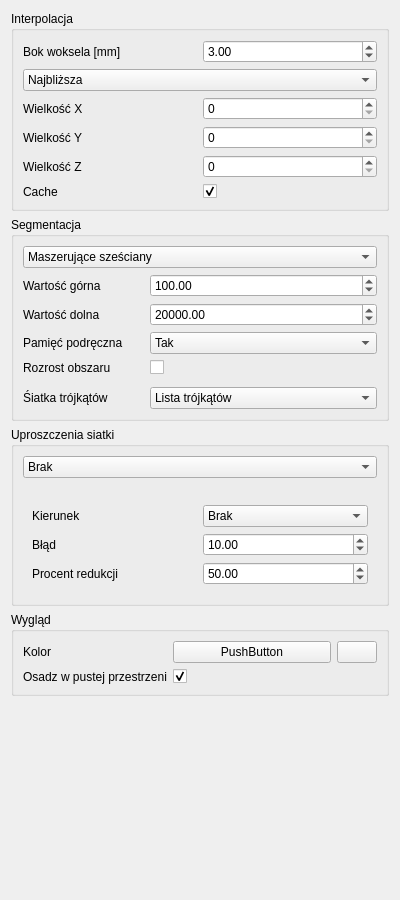
The window that src/SokarUi/SegmentationPipelineEditor.ui (jedrzejowski/sokar-app) describes before a commit, drawn with Qt 5.
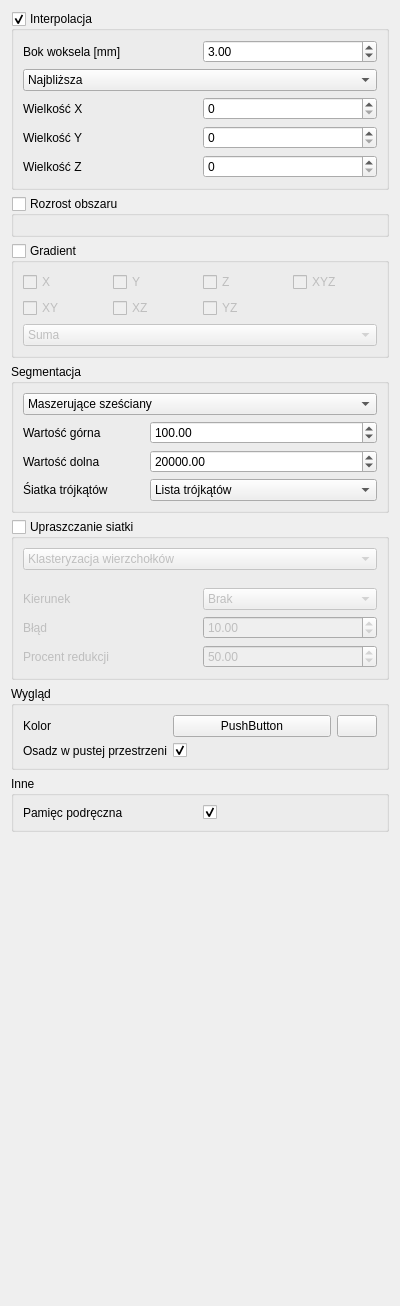
The same window after the commit. Icons and pictures are not drawn. Custom widgets are drawn as their Qt base class.

Diff of the .ui file:
```diff
--- a/src/SokarUi/SegmentationPipelineEditor.ui
+++ b/src/SokarUi/SegmentationPipelineEditor.ui
@@ -7,7 +7,7 @@
     <x>0</x>
     <y>0</y>
     <width>400</width>
-    <height>900</height>
+    <height>1306</height>
    </rect>
   </property>
   <property name="minimumSize">
@@ -21,45 +21,14 @@
   </property>
   <layout class="QVBoxLayout" name="verticalLayout">
    <item>
-    <widget class="QGroupBox" name="groupBox_2">
+    <widget class="QGroupBox" name="interpolationBox">
      <property name="title">
       <string>Interpolacja</string>
      </property>
+     <property name="checkable">
+      <bool>true</bool>
+     </property>
      <layout class="QGridLayout" name="gridLayout_4">
-      <item row="0" column="0">
-       <widget class="QLabel" name="label_10">
-        <property name="text">
-         <string>Bok woksela [mm]</string>
-        </property>
-       </widget>
-      </item>
-      <item row="3" column="0">
-       <widget class="QLabel" name="label_5">
-        <property name="text">
-         <string>Wielkość Y</string>
-        </property>
-       </widget>
-      </item>
-      <item row="2" column="0">
-       <widget class="QLabel" name="label_4">
-        <property name="text">
-         <string>Wielkość X</string>
-        </property>
-       </widget>
-      </item>
-      <item row="2" column="1">
-       <widget class="QtUi::SpinBox" name="interpolationSizeX"/>
-      </item>
-      <item row="3" column="1">
-       <widget class="QtUi::SpinBox" name="interpolationSizeY"/>
-      </item>
-      <item row="0" column="1">
-       <widget class="QtUi::DoubleSpinBox" name="interpolationWokselSize">
-        <property name="value">
-         <double>3.000000000000000</double>
-        </property>
-       </widget>
-      </item>
       <item row="1" column="0" colspan="2">
        <widget class="QtUi::ComboBox" name="interpolationCombo">
         <property name="currentIndex">
@@ -97,9 +66,36 @@
         </item>
        </widget>
       </item>
+      <item row="3" column="0">
+       <widget class="QLabel" name="label_5">
+        <property name="text">
+         <string>Wielkość Y</string>
+        </property>
+       </widget>
+      </item>
+      <item row="2" column="0">
+       <widget class="QLabel" name="label_4">
+        <property name="text">
+         <string>Wielkość X</string>
+        </property>
+       </widget>
+      </item>
+      <item row="2" column="1">
+       <widget class="QtUi::SpinBox" name="interpolationSizeX"/>
+      </item>
       <item row="4" column="1">
        <widget class="QtUi::SpinBox" name="interpolationSizeZ"/>
       </item>
+      <item row="0" column="0">
+       <widget class="QLabel" name="label_10">
+        <property name="text">
+         <string>Bok woksela [mm]</string>
+        </property>
+       </widget>
+      </item>
+      <item row="3" column="1">
+       <widget class="QtUi::SpinBox" name="interpolationSizeY"/>
+      </item>
       <item row="4" column="0">
        <widget class="QLabel" name="label_6">
         <property name="text">
@@ -107,20 +103,121 @@
         </property>
        </widget>
       </item>
-      <item row="5" column="1">
-       <widget class="QCheckBox" name="cacheInterpolation">
+      <item row="0" column="1">
+       <widget class="QtUi::DoubleSpinBox" name="interpolationWokselSize">
+        <property name="value">
+         <double>3.000000000000000</double>
+        </property>
+       </widget>
+      </item>
+     </layout>
+    </widget>
+   </item>
+   <item>
+    <widget class="QGroupBox" name="regionGrowthBox">
+     <property name="title">
+      <string>Rozrost obszaru</string>
+     </property>
+     <property name="checkable">
+      <bool>true</bool>
+     </property>
+     <property name="checked">
+      <bool>false</bool>
+     </property>
+     <layout class="QGridLayout" name="gridLayout_6">
+      <item row="0" column="0" colspan="2">
+       <widget class="QtUi::Vec3Input" name="regionGrowthVec" native="true"/>
+      </item>
+     </layout>
+    </widget>
+   </item>
+   <item>
+    <widget class="QGroupBox" name="gradientBox">
+     <property name="title">
+      <string>Gradient</string>
+     </property>
+     <property name="checkable">
+      <bool>true</bool>
+     </property>
+     <property name="checked">
+      <bool>false</bool>
+     </property>
+     <layout class="QGridLayout" name="gridLayout_7">
+      <item row="2" column="0" colspan="4">
+       <widget class="QtUi::ComboBox" name="gradientMergeCombo">
+        <item>
+         <property name="text">
+          <string>Suma</string>
+         </property>
+        </item>
+        <item>
+         <property name="text">
+          <string>Najwyższa</string>
+         </property>
+        </item>
+        <item>
+         <property name="text">
+          <string>Średnia</string>
+         </property>
+        </item>
+        <item>
+         <property name="text">
+          <string>Średnia kwadratowa</string>
+         </property>
+        </item>
+        <item>
+         <property name="text">
+          <string>Mediana</string>
+         </property>
+        </item>
+       </widget>
+      </item>
+      <item row="0" column="0">
+       <widget class="QCheckBox" name="gradientCheckX">
         <property name="text">
-         <string notr="true"/>
+         <string>X</string>
         </property>
-        <property name="checked">
-         <bool>true</bool>
+       </widget>
+      </item>
+      <item row="0" column="1">
+       <widget class="QCheckBox" name="gradientCheckY">
+        <property name="text">
+         <string>Y</string>
         </property>
        </widget>
       </item>
-      <item row="5" column="0">
-       <widget class="QLabel" name="label_8">
+      <item row="0" column="2">
+       <widget class="QCheckBox" name="gradientCheckZ">
         <property name="text">
-         <string>Cache</string>
+         <string>Z</string>
+        </property>
+       </widget>
+      </item>
+      <item row="0" column="3">
+       <widget class="QCheckBox" name="gradientCheckXYZ">
+        <property name="text">
+         <string>XYZ</string>
+        </property>
+       </widget>
+      </item>
+      <item row="1" column="0">
+       <widget class="QCheckBox" name="gradientCheckXY">
+        <property name="text">
+         <string>XY</string>
+        </property>
+       </widget>
+      </item>
+      <item row="1" column="1">
+       <widget class="QCheckBox" name="gradientCheckXZ">
+        <property name="text">
+         <string>XZ</string>
+        </property>
+       </widget>
+      </item>
+      <item row="1" column="2">
+       <widget class="QCheckBox" name="gradientCheckYZ">
+        <property name="text">
+         <string>YZ</string>
         </property>
        </widget>
       </item>
@@ -133,11 +230,36 @@
       <string>Segmentacja</string>
      </property>
      <layout class="QGridLayout" name="gridLayout">
-      <item row="3" column="0">
-       <widget class="QLabel" name="label_3">
-        <property name="text">
-         <string>Wartość dolna</string>
+      <item row="3" column="1">
+       <widget class="QtUi::DoubleSpinBox" name="segmentationTresholdDown">
+        <property name="minimum">
+         <double>-65536.000000000000000</double>
         </property>
+        <property name="maximum">
+         <double>65536.000000000000000</double>
+        </property>
+        <property name="value">
+         <double>20000.000000000000000</double>
+        </property>
+       </widget>
+      </item>
+      <item row="5" column="1">
+       <widget class="QtUi::ComboBox" name="meshTypeCombo">
+        <item>
+         <property name="text">
+          <string>Lista trójkątów</string>
+         </property>
+        </item>
+        <item>
+         <property name="text">
+          <string>Indeksowana</string>
+         </property>
+        </item>
+        <item>
+         <property name="text">
+          <string>Indkesowana z podziałem obszarów</string>
+         </property>
+        </item>
        </widget>
       </item>
       <item row="1" column="1">
@@ -170,47 +292,6 @@
         </item>
        </widget>
       </item>
-      <item row="4" column="0">
-       <widget class="QLabel" name="label">
-        <property name="text">
-         <string>Pamięć podręczna</string>
-        </property>
-       </widget>
-      </item>
-      <item row="5" column="0">
-       <widget class="QLabel" name="label_12">
-        <property name="text">
-         <string>Rozrost obszaru</string>
-        </property>
-       </widget>
-      </item>
-      <item row="3" column="1">
-       <widget class="QtUi::DoubleSpinBox" name="segmentationTresholdDown">
-        <property name="minimum">
-         <double>-65536.000000000000000</double>
-        </property>
-        <property name="maximum">
-         <double>65536.000000000000000</double>
-        </property>
-        <property name="value">
-         <double>20000.000000000000000</double>
-        </property>
-       </widget>
-      </item>
-      <item row="7" column="0">
-       <widget class="QLabel" name="label_13">
-        <property name="text">
-         <string>Śiatka trójkątów</string>
-        </property>
-       </widget>
-      </item>
-      <item row="5" column="1">
-       <widget class="QCheckBox" name="regionGrowthCheck">
-        <property name="text">
-         <string notr="true"/>
-        </property>
-       </widget>
-      </item>
       <item row="1" column="0">
        <widget class="QLabel" name="label_2">
         <property name="text">
@@ -218,58 +299,37 @@
         </property>
        </widget>
       </item>
-      <item row="4" column="1">
-       <widget class="QtUi::ComboBox" name="useCache">
-        <item>
-         <property name="text">
-          <string>Tak</string>
-         </property>
-        </item>
-        <item>
-         <property name="text">
-          <string>Nie</string>
-         </property>
-        </item>
+      <item row="3" column="0">
+       <widget class="QLabel" name="label_3">
+        <property name="text">
+         <string>Wartość dolna</string>
+        </property>
        </widget>
       </item>
-      <item row="7" column="1">
-       <widget class="QtUi::ComboBox" name="meshTypeCombo">
-        <item>
-         <property name="text">
-          <string>Lista trójkątów</string>
-         </property>
-        </item>
-        <item>
-         <property name="text">
-          <string>Indeksowana</string>
-         </property>
-        </item>
-        <item>
-         <property name="text">
-          <string>Indkesowana z podziałem obszarów</string>
-         </property>
-        </item>
+      <item row="5" column="0">
+       <widget class="QLabel" name="label_13">
+        <property name="text">
+         <string>Śiatka trójkątów</string>
+        </property>
        </widget>
       </item>
-      <item row="6" column="0" colspan="2">
-       <widget class="QtUi::Vec3Input" name="regionGrowthVec" native="true"/>
-      </item>
      </layout>
     </widget>
    </item>
    <item>
-    <widget class="QGroupBox" name="groupBox_4">
+    <widget class="QGroupBox" name="simplificationBox">
      <property name="title">
-      <string>Uproszczenia siatki</string>
+      <string>Upraszczanie siatki</string>
+     </property>
+     <property name="checkable">
+      <bool>true</bool>
+     </property>
+     <property name="checked">
+      <bool>false</bool>
      </property>
      <layout class="QVBoxLayout" name="verticalLayout_5">
       <item>
        <widget class="QtUi::ComboBox" name="simplificationAlgorithm">
-        <item>
-         <property name="text">
-          <string>Brak</string>
-         </property>
-        </item>
         <item>
          <property name="text">
           <string>Klasteryzacja wierzchołków</string>
@@ -314,6 +374,18 @@
       <item>
        <widget class="QWidget" name="edgeCollapse" native="true">
         <layout class="QGridLayout">
+         <property name="leftMargin">
+          <number>0</number>
+         </property>
+         <property name="topMargin">
+          <number>0</number>
+         </property>
+         <property name="rightMargin">
+          <number>0</number>
+         </property>
+         <property name="bottomMargin">
+          <number>0</number>
+         </property>
          <item row="1" column="1">
           <widget class="QtUi::ComboBox" name="edgeCollapseDirection">
            <item>
@@ -432,6 +504,32 @@
      </layout>
     </widget>
    </item>
+   <item>
+    <widget class="QGroupBox" name="groupBox_5">
+     <property name="title">
+      <string>Inne</string>
+     </property>
+     <layout class="QGridLayout" name="gridLayout_5">
+      <item row="0" column="0">
+       <widget class="QLabel" name="label_8">
+        <property name="text">
+         <string>Pamięc podręczna</string>
+        </property>
+       </widget>
+      </item>
+      <item row="0" column="1">
+       <widget class="QCheckBox" name="cacheInterpolation">
+        <property name="text">
+         <string notr="true"/>
+        </property>
+        <property name="checked">
+         <bool>true</bool>
+        </property>
+       </widget>
+      </item>
+     </layout>
+    </widget>
+   </item>
    <item>
     <spacer name="verticalSpacer">
      <property name="orientation">
@@ -448,18 +546,18 @@
   </layout>
  </widget>
  <customwidgets>
-  <customwidget>
-   <class>QtUi::Vec3Input</class>
-   <extends>QWidget</extends>
-   <header>QtUi/Vec3Input.hpp</header>
-   <container>1</container>
-  </customwidget>
   <customwidget>
    <class>QtUi::DoubleSpinBox</class>
    <extends>QDoubleSpinBox</extends>
    <header>QtUi/DoubleSpinBox.hpp</header>
    <container>1</container>
   </customwidget>
+  <customwidget>
+   <class>QtUi::Vec3Input</class>
+   <extends>QWidget</extends>
+   <header>QtUi/Vec3Input.hpp</header>
+   <container>1</container>
+  </customwidget>
   <customwidget>
    <class>QtUi::SpinBox</class>
    <extends>QSpinBox</extends>
```
Left out of the diff: 3 changed lines with no effect on the pictures.
